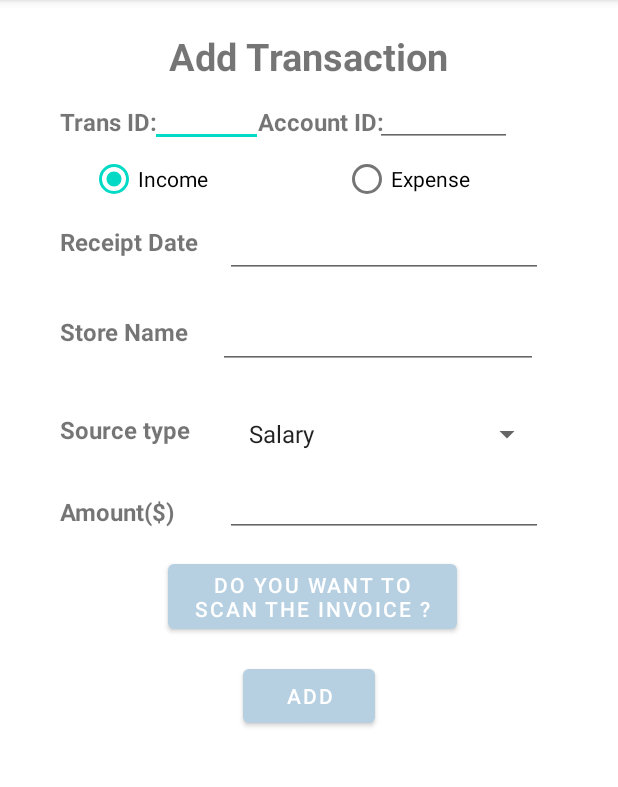
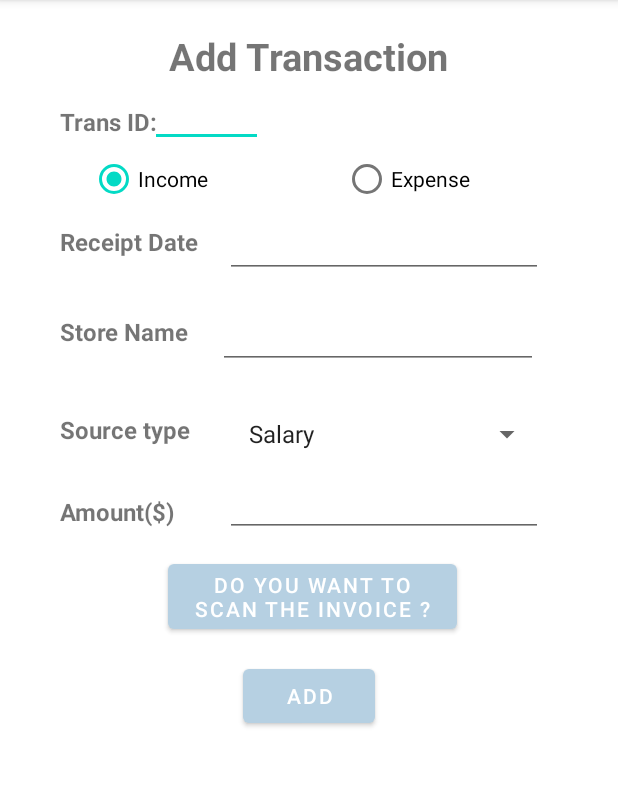
Before and after one commit to Sangel96/MoMoneyNoProblem, an Android app: the AddTransaction screen opened directly, with no data from a screen before it, after a tap on "ADD", on a phone screen of 412 x 824 dp, the part 84-871 px from its top. Run offline under Robolectric (Android 15) with nearby library versions, the phone set to English and light mode, and no system bars; our stand-ins replace Firebase (no records; nobody signed in at launch, a user with empty details on screens opened directly); Roboto replaces fonts that are not available here; 1 statement that could not run was skipped.

Commit message:
Changes made: - Added method that automatically create TransID - Fixed trans_Type to be stored in firebase - added: AccountID which stores user firebase UID -Add Trans.XML updated to reflect changes in Java class -Singleton updated to hold other values (TransID and TransType)

```diff
--- a/app/src/main/java/com/example/momoneynoproblem/MainActivity.java
+++ b/app/src/main/java/com/example/momoneynoproblem/MainActivity.java
@@ -7,6 +7,7 @@ import android.view.MenuItem;
 import android.view.View;
 import android.widget.Button;
 import android.widget.TextView;
+import android.widget.Toast;
 
 import androidx.appcompat.app.ActionBarDrawerToggle;
 import androidx.appcompat.app.AppCompatActivity;
@@ -49,12 +50,12 @@ public class MainActivity extends AppCompatActivity implements NavigationView.On
         setSupportActionBar(toolbar);
 
         Singleton user = Singleton.getInstance();
-
+        Toast.makeText(this, Singleton.getInstance().getUserID(), Toast.LENGTH_SHORT).show();
 //        if (mAuth.getCurrentUser().getUid() != null) {
 //            //user_ID = mAuth.getCurrentUser().getUid();
 //            //Log.i("Main Activity: ",mAuth.getCurrentUser().getUid().toString());
 //            user.setUserID(mAuth.getCurrentUser().getUid());
-//            Toast.makeText(this, user.getUserID(), Toast.LENGTH_SHORT).show();
+//
 //        }
         //drawer layout
         drawer = findViewById(R.id.drawer_layout);
@@ -109,6 +110,7 @@ public class MainActivity extends AppCompatActivity implements NavigationView.On
             startActivity(new Intent(MainActivity.this, Report.class));
         } else if (id == R.id.nav_logout) {
             mAuth.signOut();
+            //Singleton.getInstance().reset();
             startActivity(new Intent(MainActivity.this, Login.class));
         }
 
--- a/app/src/main/java/com/example/momoneynoproblem/Singleton.java
+++ b/app/src/main/java/com/example/momoneynoproblem/Singleton.java
@@ -3,6 +3,20 @@ package com.example.momoneynoproblem;
 import com.google.firebase.auth.FirebaseAuth;
 
 public class Singleton {
+    private String userID = null;
+    //Only used within AddTranscation Class and variable should be set to null after each usage to avoid bad data
+    private String TransType;
+    //Only used within AddTranscation Class and variable should be set to null after each usage to avoid bad data
+    private String TransID;
+
+    public String getTransID() {
+        return TransID;
+    }
+
+    public void setTransID(String transID) {
+        TransID = transID;
+    }
+
     public String getUserID() {
         return userID;
     }
@@ -11,7 +25,13 @@ public class Singleton {
         this.userID = userID;
     }
 
-    private String userID = null;
+    public String getTransType() {
+        return TransType;
+    }
+
+    public void setTransType(String transType) {
+        TransType = transType;
+    }
 
     // Getter/setter
 
@@ -28,6 +48,13 @@ public class Singleton {
         return instance;
     }
 
+    public void reset(){
+        this.userID = null;
+        this.TransID = null;
+        this.TransType = null;
+        this.instance = null;
+    }
+
     private Singleton() {
         if (instance != null){
             throw new RuntimeException("Use getInstance() method to get the single instance of this class.");
--- a/app/src/main/java/com/example/momoneynoproblem/Transaction/AddTransaction.java
+++ b/app/src/main/java/com/example/momoneynoproblem/Transaction/AddTransaction.java
@@ -1,6 +1,5 @@
 package com.example.momoneynoproblem.Transaction;
 
-import android.content.Intent;
 import android.os.Bundle;
 import android.text.TextUtils;
 import android.util.Log;
@@ -13,11 +12,12 @@ import android.widget.RadioButton;
 import android.widget.RadioGroup;
 import android.widget.Spinner;
 import android.widget.Toast;
+
 import androidx.annotation.NonNull;
 import androidx.appcompat.app.AppCompatActivity;
 
 import com.example.momoneynoproblem.R;
-import com.example.momoneynoproblem.scanner.scanner;
+import com.example.momoneynoproblem.Singleton;
 import com.google.firebase.auth.FirebaseAuth;
 import com.google.firebase.database.DataSnapshot;
 import com.google.firebase.database.DatabaseError;
@@ -69,7 +69,7 @@ public class AddTransaction extends AppCompatActivity {
         amountEditText = findViewById(R.id.amountEditText);
         DateEdit = findViewById(R.id.DateEdit);
         StoreNameEdit = findViewById(R.id.StoreNameEdit);
-        EditAccountId = findViewById(R.id.EditAccountId);
+        //EditAccountId = findViewById(R.id.EditAccountId);
 
 
         // implement spinner
@@ -88,8 +88,7 @@ public class AddTransaction extends AppCompatActivity {
                     public void onItemSelected(AdapterView<?> parent, View
                             view, int position, long id) {
                         Log.i("item", (String) parent.getItemAtPosition(position));
-                        transaction_source_type = (String)
-                                parent.getItemAtPosition(position);
+                        Singleton.getInstance().setTransType((String) parent.getItemAtPosition(position));
                     }
 
                     @Override
@@ -110,19 +109,37 @@ public class AddTransaction extends AppCompatActivity {
 //        });
 
         //adds functionality to Add Transaction
+
         addButton.setOnClickListener(new View.OnClickListener() {
             @Override
             public void onClick(View v) {
-                // getting text from our edittext fields.
+                /**
+                 * the add Value Event Listener below was returning null value regardless of using Singleton
+                 * FIX: move snapshot.getChildren to AddDataToFirebase under SingleValueEventListner
+                 */
+                // getting text from our edittext fields
+//                databaseReference.addValueEventListener(new ValueEventListener() {
+//                    @Override
+//            public void onDataChange(@NonNull DataSnapshot snapshot) {
+//                        long temp= snapshot.getChildrenCount() + 1;
+////                        Log.i("HELPPPPPPPPPPPP:", String.valueOf(temp));
+//                        Singleton.getInstance().setTransID(String.valueOf(temp));
+////                        Log.i("HELPPPPPPPPPPPP:", Singleton.getInstance().getTransID());
+//                    }
+//            @Override
+//            public void onCancelled(@NonNull DatabaseError error) {
+//
+//            }
+//        });
                 String trans_type = transaction_type.trim();
-                String trans_sourceType = transaction_source_type.trim();
+                String trans_sourceType = Singleton.getInstance().getTransType();
                 String amount = amountEditText.getText().toString().trim();
                 String date = DateEdit.getText().toString().trim();
                 String storeName = StoreNameEdit.getText().toString().trim();
-                String transID = TranIDEdit.getText().toString().trim();
-                String accountId = EditAccountId.getText().toString().trim();
+                //String transID = Singleton.getInstance().getTransID();
+                String accountId = Singleton.getInstance().getUserID();
 
-
+                //Log.i("HELPPPPPPPPPPPP:", transID);
                 // get selected radio button from radioGroup
                 int selectedId = radioGroup.getCheckedRadioButtonId();
 
@@ -144,19 +161,22 @@ public class AddTransaction extends AppCompatActivity {
                                 Toast.LENGTH_SHORT).show();
                 } else {
                     // else call the method to add data to our database.
-                    addDatatoFirebase(amount, trans_type, trans_sourceType,date, storeName, transID, accountId);
+                    addDatatoFirebase(amount, String.valueOf(radioSourceButton.getText()), trans_sourceType, date, storeName, "0", accountId);
+                    //sets the Transaction Type to null because the value doesn't need to be stored after passing it to the method above
+//                    Singleton.getInstance().setTransType(null);
+//                    Singleton.getInstance().setTransID(null);
                 }
-
             }
         });
 
         mAuth = FirebaseAuth.getInstance();  //Obtaining an instance of FireBase to be used later
     }
 
+
+
     private void addDatatoFirebase(String amount, String transaction_type,
                                    String transaction_source_type, String date, String storeName,
                                    String transID, String accountId) {
-
         // set data in our object class.
         Transaction1 trans = new Transaction1();
         trans.setTransaction_type(transaction_type);
@@ -164,31 +184,37 @@ public class AddTransaction extends AppCompatActivity {
         trans.setAmount(amount);
         trans.setDate(date);
         trans.setStoreName(storeName);
-        trans.setTransID(transID);
+//      trans.setTransID(transID);
         trans.setAccountId(accountId);
+        Toast.makeText(this, accountId, Toast.LENGTH_SHORT).show();
 
         DatabaseReference databaseReference = FirebaseDatabase.getInstance().getReference().
                 child("Transactions");
         // we are use add value event listener method which is called with database reference.
-        databaseReference.addValueEventListener(new ValueEventListener() {
+        databaseReference.addListenerForSingleValueEvent(new ValueEventListener() {
             @Override
             public void onDataChange(@NonNull DataSnapshot snapshot) {
                 // inside the method of on Data change we are setting
                 // our object class to our database reference.
                 // data base reference will sends data to firebase.
-//
-                DatabaseReference transChild = databaseReference.push();
+                Singleton.getInstance().setTransID(String.valueOf( snapshot.getChildrenCount() + 1));
+                trans.setTransID(Singleton.getInstance().getTransID());
+                databaseReference.child(Singleton.getInstance().getTransID()).setValue(trans);
+//                trans.setTransID(String.valueOf(Singleton.getInstance().setTransID(String.valueOf(snapshot.getChildrenCount())));
+
+//                DatabaseReference transChild = databaseReference.push();
+
                 //databaseReference.child(transChild.getKey()).setValue(trans);
-                databaseReference.child(transID).setValue(trans);
+//                databaseReference.child(String.valueOf(temp)).setValue(trans);
 
                 // after adding this data we are showing toast message.
+                Log.i("AddTranscation:", trans.toString());
                 Toast.makeText(AddTransaction.this, "data added", Toast.LENGTH_SHORT).show();
-                amountEditText.setText("");
-                DateEdit.setText("");
-                StoreNameEdit.setText("");
-                TranIDEdit.setText("");
-                EditAccountId.setText("");
-
+//                amountEditText.setText("");
+//                DateEdit.setText("");
+//                StoreNameEdit.setText("");
+//                TranIDEdit.setText("");
+                //EditAccountId.setText("");
             }
             @Override
             public void onCancelled(@NonNull DatabaseError error) {
@@ -198,5 +224,6 @@ public class AddTransaction extends AppCompatActivity {
             }
         });
 
+
     }
 }
--- a/app/src/main/java/com/example/momoneynoproblem/Transaction/Transaction1.java
+++ b/app/src/main/java/com/example/momoneynoproblem/Transaction/Transaction1.java
@@ -80,11 +80,11 @@ public class Transaction1 implements Serializable {
 
     // arrange the data inside the list view
     public String toString() {
-        return "Transaction1{" +
+        return "Transaction: " +
                 "transID='" + transID + '\'' +
                 ", accountId='" + accountId + '\'' +  ", transaction_type='" + transaction_type + '\'' +
                 ", date='" + date +  ", storeName='" + storeName +
                 ", transaction_source_type='" + transaction_source_type + ", amount='" + amount +
-                '}';
+                '\n';
     }
 }
--- a/app/src/main/res/layout/activity_add_transaction.xml
+++ b/app/src/main/res/layout/activity_add_transaction.xml
@@ -39,27 +39,27 @@
             android:ems="10"
             android:minHeight="48dp"
             tools:ignore="SpeakableTextPresentCheck" />
-
-        <TextView
-            android:id="@+id/txtSubAccount"
-            android:layout_width="wrap_content"
-            android:layout_height="wrap_content"
-            android:layout_marginStart="172dp"
-            android:layout_marginTop="70dp"
-            android:text="@string/SubAccountID"
-            android:textSize="16sp"
-            android:textStyle="bold" />
+<!-- XML for User ID: Disabled (No longer needed check discord for explanation-->
+<!--        <TextView-->
+<!--            android:id="@+id/txtSubAccount"-->
+<!--            android:layout_width="wrap_content"-->
+<!--            android:layout_height="wrap_content"-->
+<!--            android:layout_marginStart="172dp"-->
+<!--            android:layout_marginTop="70dp"-->
+<!--            android:text="@string/SubAccountID"-->
+<!--            android:textSize="16sp"-->
+<!--            android:textStyle="bold" />-->
 
 
-        <EditText
-            android:id="@+id/EditAccountId"
-            android:layout_width="91dp"
-            android:layout_height="wrap_content"
-            android:layout_marginStart="250dp"
-            android:layout_marginTop="50dp"
-            android:ems="10"
-            android:minHeight="48dp"
-            tools:ignore="SpeakableTextPresentCheck" />
+<!--        <EditText-->
+<!--            android:id="@+id/EditAccountId"-->
+<!--            android:layout_width="91dp"-->
+<!--            android:layout_height="wrap_content"-->
+<!--            android:layout_marginStart="250dp"-->
+<!--            android:layout_marginTop="50dp"-->
+<!--            android:ems="10"-->
+<!--            android:minHeight="48dp"-->
+<!--            tools:ignore="SpeakableTextPresentCheck" />-->
 
         <TextView
             android:id="@+id/txtSourcetype"
```
Also changed, not shown: app/src/main/java/com/example/momoneynoproblem/Transaction/modifyTransaction.java (+0 -9 lines).
